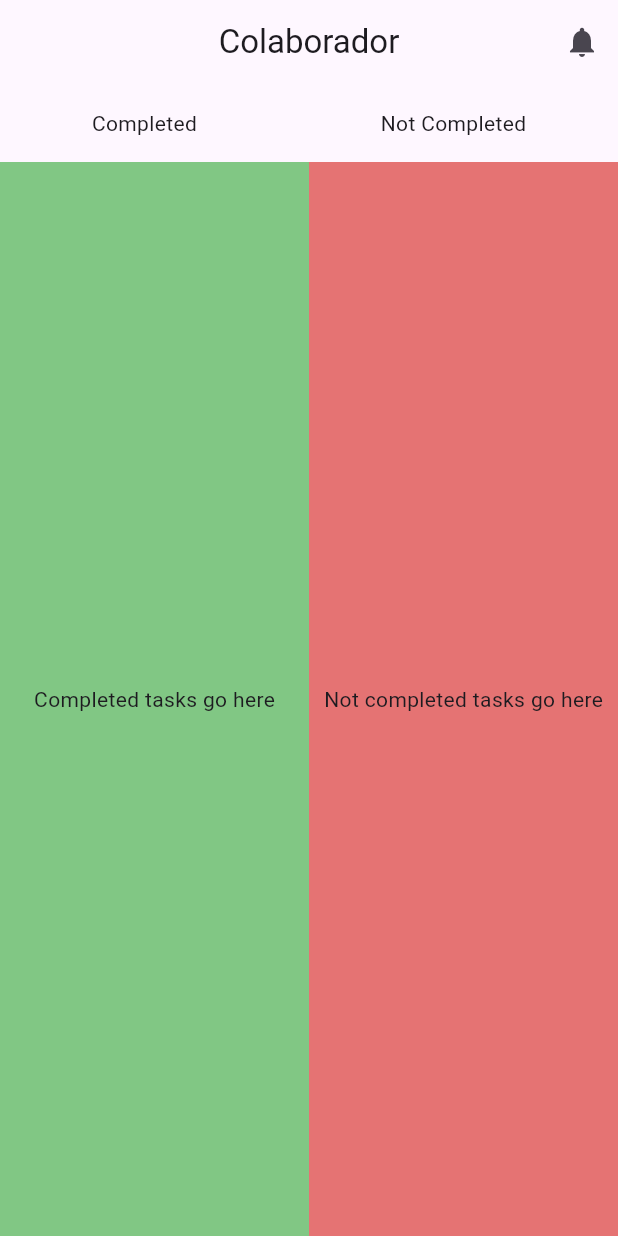
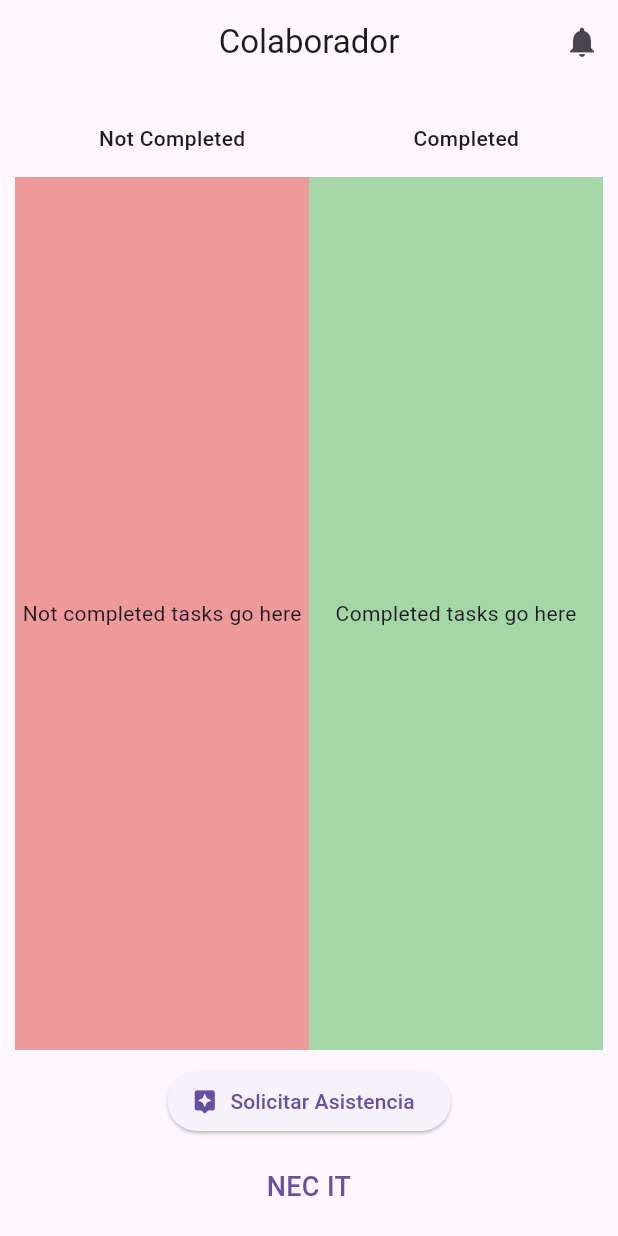
Before and after one commit to lucasleonetti/nec_it_frontend, a Flutter app: the ColaboratorDashboardScreen screen opened by its route, on a phone screen of 412 x 824 dp. Run offline on Flutter 3.47's test engine with Material 2 defaults, Android fonts, the phone set to English and light mode, and no system bars; our stand-ins replace animate_do, go_router.

Commit message:
adjust screens

```diff
--- a/lib/presentations/screens/colaborator_dashboard_screen/colaborator_dashboard_screen.dart
+++ b/lib/presentations/screens/colaborator_dashboard_screen/colaborator_dashboard_screen.dart
@@ -1,6 +1,8 @@
 // ignore_for_file: unused_element
 
+import 'package:animate_do/animate_do.dart';
 import 'package:flutter/material.dart';
+import '../../../config/theme/app_theme.dart';
 
 class ColaboratorDashboardScreen extends StatelessWidget {
   const ColaboratorDashboardScreen({super.key});
@@ -19,7 +21,40 @@ class ColaboratorDashboardScreen extends StatelessWidget {
                 icon: const Icon(Icons.notifications))
           ],
         ),
-        body: const _ColaboratorDashboard());
+        body: const _ColaboratorDashboard(),
+        bottomNavigationBar: const _BottomNavigatorBar());
+  }
+}
+
+class _BottomNavigatorBar extends StatelessWidget {
+  const _BottomNavigatorBar({super.key});
+
+  @override
+  Widget build(BuildContext context) {
+    return SizedBox(
+      child: Wrap(
+        spacing: 30,
+        alignment: WrapAlignment.center,
+        children: [
+          ElevatedButton.icon(
+              onPressed: () {},
+              icon: const Icon(Icons.assistant_rounded),
+              label: const Text("Solicitar Asistencia")),
+          Padding(
+            padding: const EdgeInsets.symmetric(vertical: 20),
+            child: SizedBox(
+              width: double.infinity,
+              child: Text("NEC IT",
+                  textAlign: TextAlign.center,
+                  style: TextStyle(
+                      fontSize: 18,
+                      fontWeight: FontWeight.w500,
+                      color: AppTheme().getTheme().primaryColor)),
+            ),
+          )
+        ],
+      ),
+    );
   }
 }
 
@@ -31,14 +66,19 @@ class _ColaboratorDashboard extends StatelessWidget {
   @override
   Widget build(BuildContext context) {
     return Scaffold(
-      body: Column(
+      body: FadeInLeft(
+        child: Padding(
+          padding: const EdgeInsets.all(10.0),
+          child: Column(
             children: [
               const SizedBox(height: 16),
               const Row(
                 mainAxisAlignment: MainAxisAlignment.spaceAround,
                 children: [
-              Text('Completed'),
-              Text('Not Completed'),
+                  Text('Not Completed',
+                      style: TextStyle(fontWeight: FontWeight.w500)),
+                  Text('Completed',
+                      style: TextStyle(fontWeight: FontWeight.w500)),
                 ],
               ),
               const SizedBox(height: 16),
@@ -47,17 +87,17 @@ class _ColaboratorDashboard extends StatelessWidget {
                   children: [
                     Expanded(
                       child: Container(
-                    color: Colors.green.shade300,
+                        color: Colors.red.shade200,
                         child: const Center(
-                      child: Text('Completed tasks go here'),
+                          child: Text('Not completed tasks go here'),
                         ),
                       ),
                     ),
                     Expanded(
                       child: Container(
-                    color: Colors.red.shade300,
+                        color: Colors.green.shade200,
                         child: const Center(
-                      child: Text('Not completed tasks go here'),
+                          child: Text('Completed tasks go here'),
                         ),
                       ),
                     ),
@@ -66,6 +106,8 @@ class _ColaboratorDashboard extends StatelessWidget {
               ),
             ],
           ),
+        ),
+      ),
     );
   }
 }
--- a/lib/presentations/screens/responsable_dep_home_page/responsable_dep_home_page.dart
+++ b/lib/presentations/screens/responsable_dep_home_page/responsable_dep_home_page.dart
@@ -27,9 +27,7 @@ class ResponsableDepHomePage extends StatelessWidget {
 }
 
 class _BottomNavigatorBar extends StatelessWidget {
-  const _BottomNavigatorBar({
-    super.key,
-  });
+  const _BottomNavigatorBar();
 
   @override
   Widget build(BuildContext context) {
```
Lines whose indentation alone changed are shown as unchanged.
